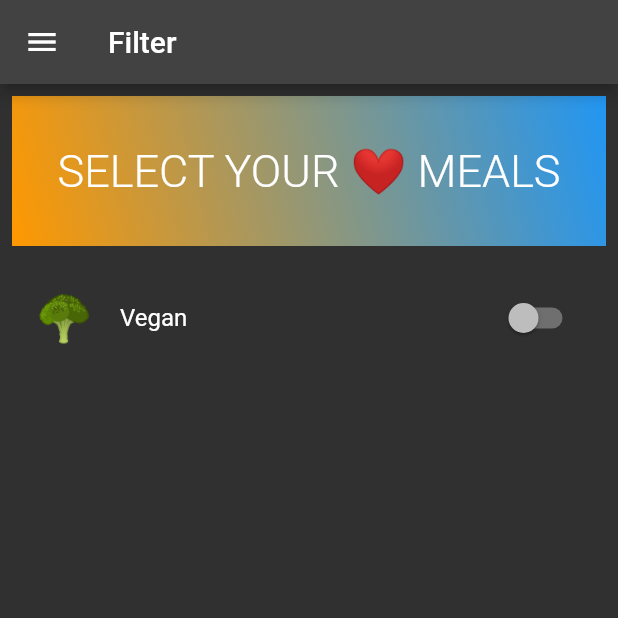
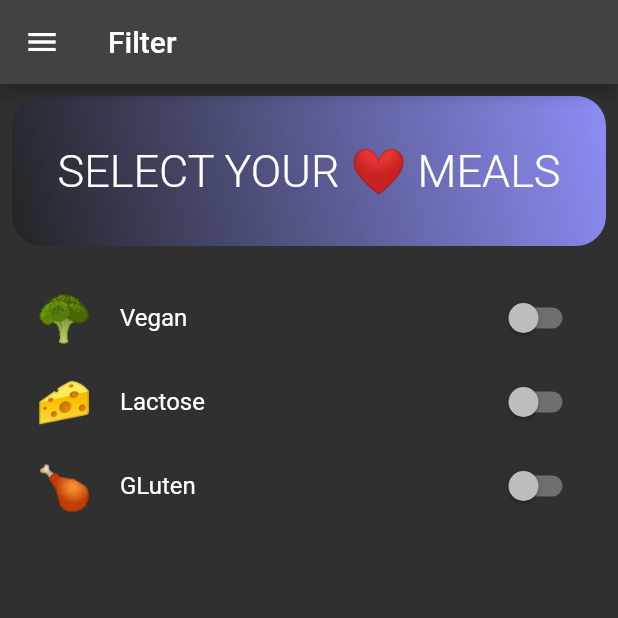
Before and after one commit to Rhriti/MealsApp, a Flutter app: the Filterscreen screen opened by its route, on a phone screen of 412 x 824 dp, the top half of it. Run offline on Flutter 3.47's test engine with Material 2 defaults, Android fonts, the phone set to English and light mode, and no system bars; our stand-ins replace animated_text_kit, getwidget, loading_animation_widget, new_gradient_app_bar, palette_generator; missing offline and left inert: flutter_emoji.

Commit message:
filter screen gradient added

```diff
--- a/lib/filterscreen.dart
+++ b/lib/filterscreen.dart
@@ -10,6 +10,21 @@ class Filterscreen extends StatefulWidget {
 class _FilterscreenState extends State<Filterscreen> {
   //const Filterscreen({Key? key}) : super(key: key);
   bool st1 = false;
+  bool st2 = false;
+  bool st3 = false;
+
+  Widget returntile(tits, sec, index) {
+    return SwitchListTile(
+        title: Text(tits),
+        secondary: Text(
+          sec,
+          style: TextStyle(fontSize: 30),
+        ),
+        value: index,
+        onChanged: (val) {
+          index = val;
+        });
+  }
 
   @override
   Widget build(BuildContext context) {
@@ -23,26 +38,28 @@ class _FilterscreenState extends State<Filterscreen> {
           child: Column(
             children: [
               Container(
-                  decoration: BoxDecoration(gradient: LinearGradient(
-                    colors: [Colors.blue,Colors.orange],begin: Alignment.topRight,end:Alignment.bottomLeft)),
+                decoration: BoxDecoration(
+                    gradient: LinearGradient(colors: [
+                      Color.fromARGB(255, 141, 141, 246),
+                      Color.fromARGB(255, 34, 36, 37)
+                    ], begin: Alignment.topRight, end: Alignment.bottomLeft),
+                    borderRadius: BorderRadius.circular(20)),
                 width: double.infinity,
                 height: 100,
                 child: Center(
                   child: Text(
                     'SELECT YOUR ❤ MEALS',
                     textAlign: TextAlign.center,
-                      style: TextStyle(fontSize: 30,fontWeight: FontWeight.w300),
+                    style: TextStyle(fontSize: 30, fontWeight: FontWeight.w300),
                   ),
                 ),
               ),
-
-              SizedBox(height: 20,),
-              SwitchListTile(
-              title: Text('Vegan'),secondary: Text('🥦',style: TextStyle(fontSize: 30),),
-                  value: st1,
-                  onChanged: (val) {
-                    st1 = val;
-                  })
+              SizedBox(
+                height: 20,
+              ),
+              returntile('Vegan', '🥦',st1),
+              returntile('Lactose', '🧀', st2),
+              returntile('GLuten', '🍗', st3)
             ],
           ),
         ));
```
Lines whose indentation alone changed are shown as unchanged.
